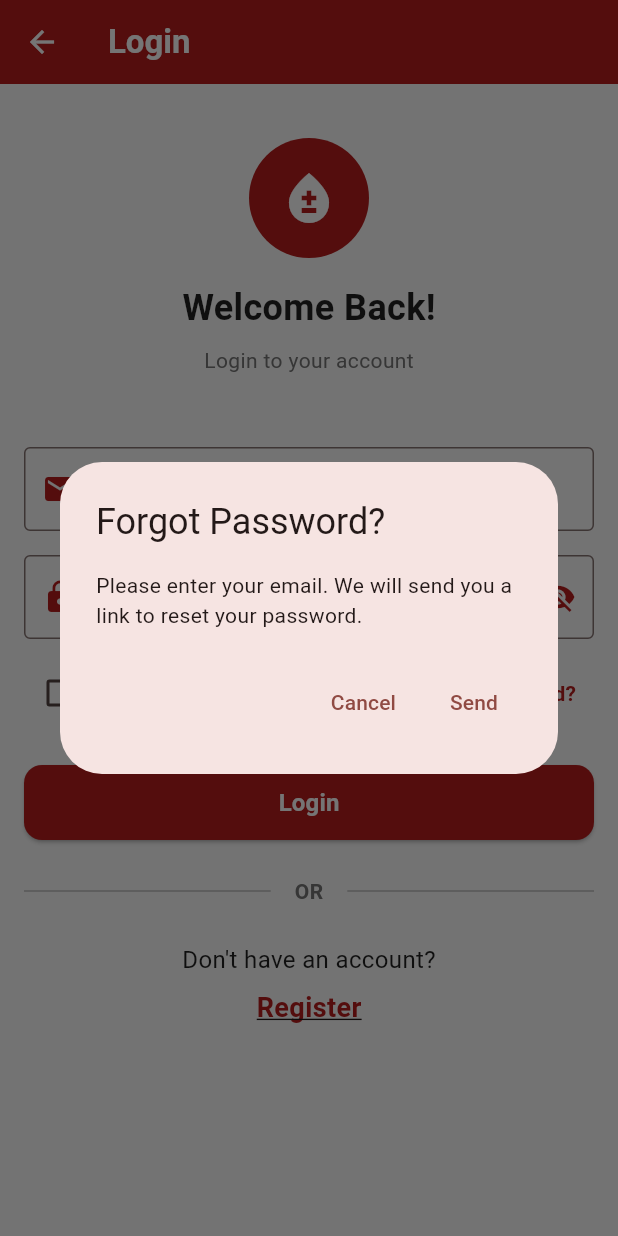
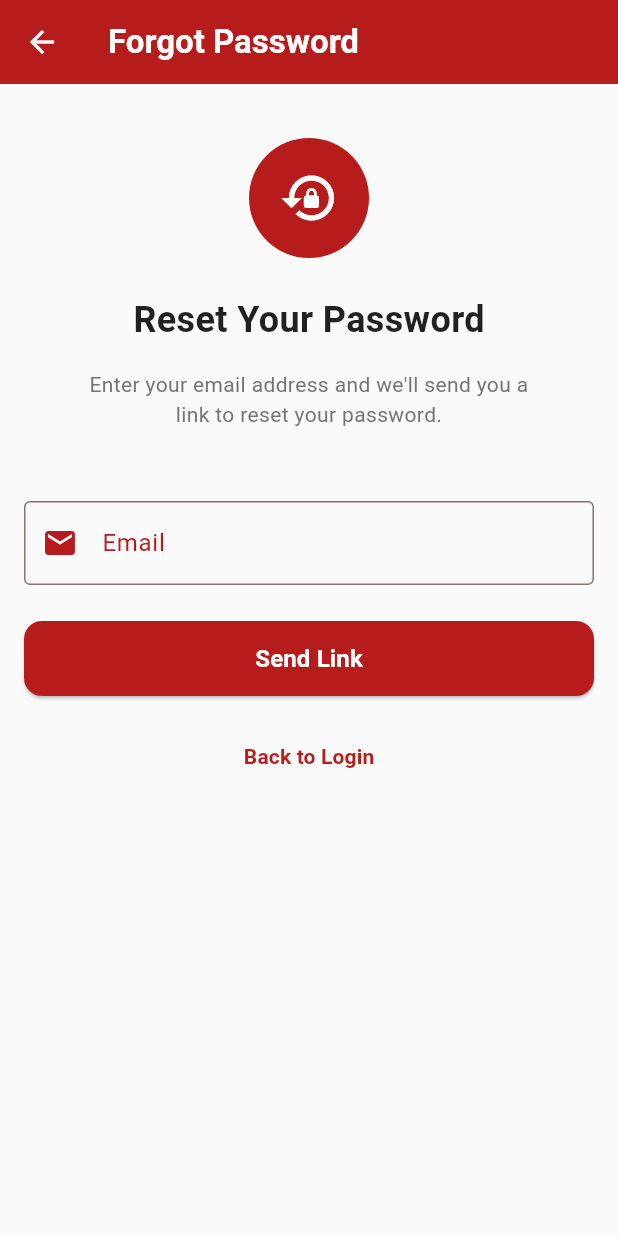
Before and after one commit to sanamobeen/blood-donation-FYP, a Flutter app: the LoginPage screen opened by its route, after a tap on "Forgot Password?", on a phone screen of 412 x 824 dp. Run offline on Flutter 3.47's test engine with Material 3 defaults, Android fonts, the phone set to English and light mode, and no system bars; our stand-ins replace flutter_map, geocoding, geolocator, latlong2, shared_preferences; accounts and stored records are empty.

Commit message:
forget password screens

```diff
--- /dev/null
+++ b/frontend/lib/forgot_password_page.dart
@@ -0,0 +1,265 @@
+import 'package:flutter/material.dart';
+import 'package:http/http.dart' as http;
+import 'dart:convert';
+import 'config/api_config.dart';
+import 'reset_password_page.dart';
+
+class ForgotPasswordPage extends StatefulWidget {
+  const ForgotPasswordPage({super.key});
+
+  @override
+  State<ForgotPasswordPage> createState() => _ForgotPasswordPageState();
+}
+
+class _ForgotPasswordPageState extends State<ForgotPasswordPage> {
+  final _emailController = TextEditingController();
+  final _formKey = GlobalKey<FormState>();
+  bool _isSending = false;
+  final String _selectedLanguage = 'en';
+
+  @override
+  void dispose() {
+    _emailController.dispose();
+    super.dispose();
+  }
+
+  void _sendResetLink() async {
+    if (_formKey.currentState!.validate()) {
+      setState(() {
+        _isSending = true;
+      });
+
+      try {
+        // Make API call to backend (update endpoint as needed)
+        await http.post(
+          Uri.parse('${ApiConfig.baseUrl}/api/accounts/forgot-password/'),
+          headers: {'Content-Type': 'application/json'},
+          body: jsonEncode({
+            'email': _emailController.text.trim().toLowerCase(),
+          }),
+        ).timeout(
+          const Duration(seconds: 30),
+          onTimeout: () {
+            throw Exception('Request timeout');
+          },
+        );
+
+        setState(() {
+          _isSending = false;
+        });
+
+        // Show success message and navigate to reset password page
+        if (mounted) {
+          ScaffoldMessenger.of(context).showSnackBar(
+            SnackBar(
+              content: Text(
+                _selectedLanguage == 'ur'
+                    ? 'ای میل کی تصدیق ہو گئی'
+                    : 'Email verified successfully',
+              ),
+              backgroundColor: Colors.green,
+              duration: const Duration(seconds: 2),
+            ),
+          );
+
+          // Navigate to reset password page
+          Navigator.of(context).pushReplacement(
+            MaterialPageRoute(
+              builder: (context) => ResetPasswordPage(
+                email: _emailController.text.trim(),
+              ),
+            ),
+          );
+        }
+      } catch (e) {
+        setState(() {
+          _isSending = false;
+        });
+
+        String errorMessage = _selectedLanguage == 'ur'
+            ? 'کوئی مسئلہ پیش آگیا'
+            : 'An error occurred';
+
+        if (e.toString().contains('Timeout') || e.toString().contains('timeout')) {
+          errorMessage = _selectedLanguage == 'ur'
+              ? 'سرور سے نہیں جا سکتا'
+              : 'Cannot connect to server';
+        } else if (e.toString().contains('SocketException')) {
+          errorMessage = _selectedLanguage == 'ur'
+              ? 'انٹرنیٹ کنکشن نہیں'
+              : 'No internet connection';
+        }
+
+        if (mounted) {
+          ScaffoldMessenger.of(context).showSnackBar(
+            SnackBar(
+              content: Text(errorMessage),
+              backgroundColor: Colors.red,
+              duration: const Duration(seconds: 4),
+            ),
+          );
+        }
+      }
+    }
+  }
+
+  @override
+  Widget build(BuildContext context) {
+    final isDark = Theme.of(context).brightness == Brightness.dark;
+
+    return Scaffold(
+      backgroundColor: isDark ? Colors.grey.shade900 : Colors.grey.shade50,
+      appBar: AppBar(
+        backgroundColor: Colors.red.shade900,
+        elevation: 0,
+        leading: IconButton(
+          icon: const Icon(Icons.arrow_back, color: Colors.white),
+          onPressed: () => Navigator.pop(context),
+        ),
+        title: Text(
+          _selectedLanguage == 'ur' ? 'پاسورڈ بھول گئے' : 'Forgot Password',
+          style: const TextStyle(color: Colors.white, fontWeight: FontWeight.bold),
+        ),
+      ),
+      body: SingleChildScrollView(
+        padding: const EdgeInsets.all(16),
+        child: Form(
+          key: _formKey,
+          child: Column(
+            crossAxisAlignment: CrossAxisAlignment.start,
+            children: [
+              const SizedBox(height: 20),
+
+              // Header Icon
+              Center(
+                child: Container(
+                  width: 80,
+                  height: 80,
+                  decoration: BoxDecoration(
+                    color: Colors.red.shade900,
+                    shape: BoxShape.circle,
+                  ),
+                  child: const Icon(
+                    Icons.lock_reset,
+                    color: Colors.white,
+                    size: 40,
+                  ),
+                ),
+              ),
+              const SizedBox(height: 24),
+
+              // Title
+              Center(
+                child: Text(
+                  _selectedLanguage == 'ur' ? 'پاسورڈ دوبارہ سیٹ کریں' : 'Reset Your Password',
+                  style: TextStyle(
+                    fontSize: 24,
+                    fontWeight: FontWeight.bold,
+                    color: isDark ? Colors.white : Colors.black87,
+                  ),
+                ),
+              ),
+              const SizedBox(height: 16),
+
+              // Description
+              Center(
+                child: Padding(
+                  padding: const EdgeInsets.symmetric(horizontal: 32),
+                  child: Text(
+                    _selectedLanguage == 'ur'
+                        ? 'اپنا ای میل درج کریں۔ ہم آپ کو پاسورڈ دوبارہ سیٹ کرنے کا لنک بھیج دیں گے۔'
+                        : 'Enter your email address and we\'ll send you a link to reset your password.',
+                    textAlign: TextAlign.center,
+                    style: TextStyle(
+                      fontSize: 14,
+                      color: Colors.grey[600],
+                    ),
+                  ),
+                ),
+              ),
+              const SizedBox(height: 48),
+
+              // Email Field
+              TextFormField(
+                controller: _emailController,
+                keyboardType: TextInputType.emailAddress,
+                decoration: InputDecoration(
+                  labelText: 'Email',
+                  labelStyle: TextStyle(color: Colors.red.shade900),
+                  border: const OutlineInputBorder(),
+                  focusedBorder: OutlineInputBorder(
+                    borderSide: BorderSide(color: Colors.red.shade900, width: 2),
+                  ),
+                  prefixIcon: Icon(Icons.email, color: Colors.red.shade900),
+                  hintText: _selectedLanguage == 'ur' ? 'ای میل درج کریں' : 'Enter your email',
+                ),
+                validator: (value) {
+                  if (value == null || value.trim().isEmpty) {
+                    return _selectedLanguage == 'ur'
+                        ? 'براہ کرم ای میل درج کریں'
+                        : 'Please enter your email';
+                  }
+                  if (!value.contains('@')) {
+                    return _selectedLanguage == 'ur'
+                        ? 'درست ای میل درج کریں'
+                        : 'Please enter a valid email';
+                  }
+                  return null;
+                },
+              ),
+              const SizedBox(height: 24),
+
+              // Send Link Button
+              SizedBox(
+                width: double.infinity,
+                height: 50,
+                child: ElevatedButton(
+                  onPressed: _isSending ? null : _sendResetLink,
+                  style: ElevatedButton.styleFrom(
+                    backgroundColor: Colors.red.shade900,
+                    foregroundColor: Colors.white,
+                    disabledBackgroundColor: Colors.grey,
+                    shape: RoundedRectangleBorder(
+                      borderRadius: BorderRadius.circular(12),
+                    ),
+                  ),
+                  child: _isSending
+                      ? const SizedBox(
+                          height: 20,
+                          width: 20,
+                          child: CircularProgressIndicator(
+                            strokeWidth: 2,
+                            valueColor: AlwaysStoppedAnimation<Color>(Colors.white),
+                          ),
+                        )
+                      : Text(
+                          _selectedLanguage == 'ur' ? 'لنک بھیجیں' : 'Send Link',
+                          style: const TextStyle(
+                            fontSize: 16,
+                            fontWeight: FontWeight.bold,
+                          ),
+                        ),
+                ),
+              ),
+              const SizedBox(height: 16),
+
+              // Back to Login Button
+              Center(
+                child: TextButton(
+                  onPressed: () => Navigator.pop(context),
+                  child: Text(
+                    _selectedLanguage == 'ur' ? 'واپس لاگ ان پر جائیں' : 'Back to Login',
+                    style: TextStyle(
+                      color: Colors.red.shade900,
+                      fontWeight: FontWeight.bold,
+                    ),
+                  ),
+                ),
+              ),
+            ],
+          ),
+        ),
+      ),
+    );
+  }
+}
--- a/frontend/lib/login_page.dart
+++ b/frontend/lib/login_page.dart
@@ -6,6 +6,7 @@ import 'register_page.dart';
 import 'services/language_service.dart';
 import 'menu_page.dart';
 import 'config/api_config.dart';
+import 'forgot_password_page.dart';
 
 class LoginPage extends StatefulWidget {
   const LoginPage({super.key});
@@ -198,34 +199,9 @@ class _LoginPageState extends State<LoginPage> {
   }
 
   void _forgotPassword() {
-    showDialog(
-      context: context,
-      builder: (context) => AlertDialog(
-        title: Text(_selectedLanguage == 'ur' ? 'پاسورڈ بھول گئے؟' : 'Forgot Password?'),
-        content: Text(
-          _selectedLanguage == 'ur'
-              ? 'براہ کرم اپنا ای میل درج کریں ہم آپ کو پاسورڈ دوبارہ سیٹ کرنے کا لنک بھیج دیں گے۔'
-              : 'Please enter your email. We will send you a link to reset your password.',
-        ),
-        actions: [
-          TextButton(
-            onPressed: () => Navigator.pop(context),
-            child: Text(_selectedLanguage == 'ur' ? 'منسوخ کریں' : 'Cancel'),
-          ),
-          TextButton(
-            onPressed: () {
-              Navigator.pop(context);
-              ScaffoldMessenger.of(context).showSnackBar(
-                SnackBar(
-                  content: Text(_selectedLanguage == 'ur' ? 'لنک بھیج دیا گیا' : 'Link sent!'),
-                  backgroundColor: Colors.green,
-                ),
-              );
-            },
-            child: Text(_selectedLanguage == 'ur' ? 'بھیجیں' : 'Send'),
-          ),
-        ],
-      ),
+    Navigator.push(
+      context,
+      MaterialPageRoute(builder: (context) => const ForgotPasswordPage()),
     );
   }
 
```
Also changed, not shown: frontend/lib/reset_password_page.dart (added, +373 -0 lines).
